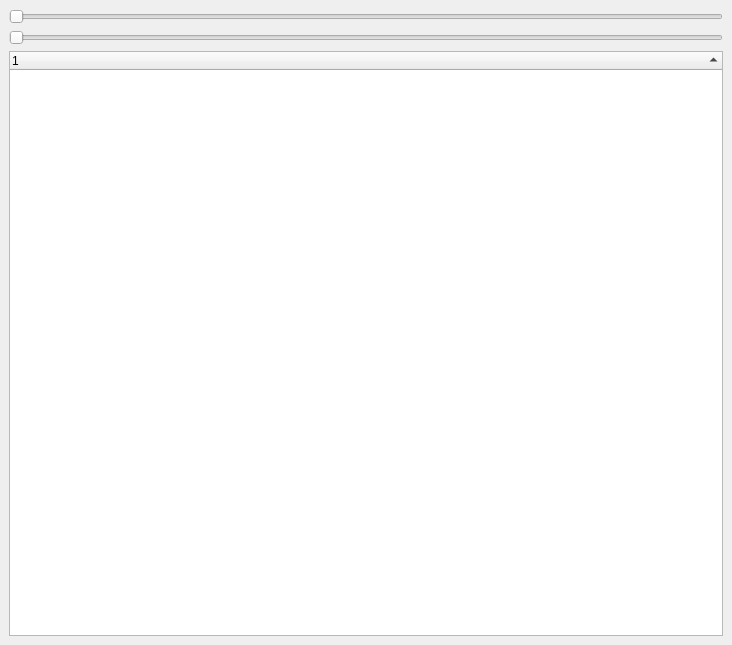
First picture: the form in PhyREC/GuiRecordView/PltControl.ui, repository aguimera/PyGFETdb, before the edit.
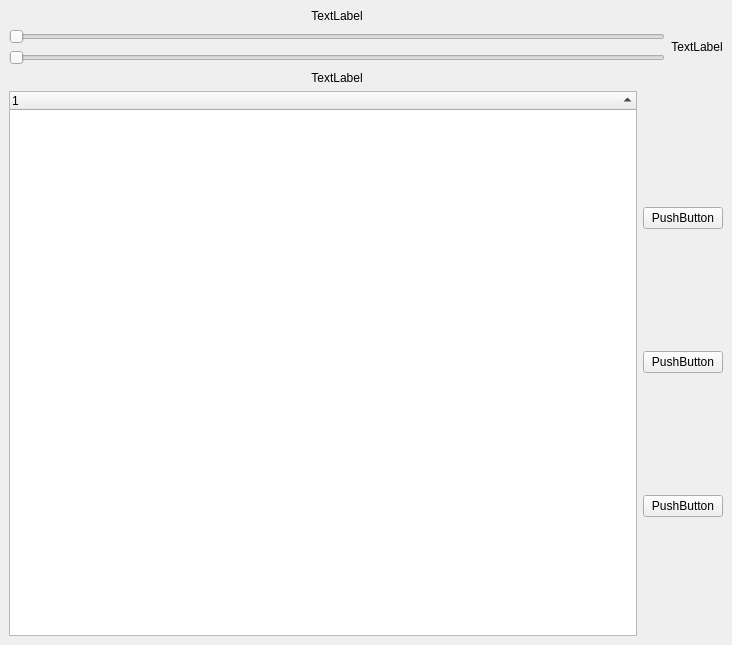
Second picture: the form after the edit.

Commit message: fix plotPSD for kwargs

```diff
--- a/PhyREC/GuiRecordView/PltControl.ui
+++ b/PhyREC/GuiRecordView/PltControl.ui
@@ -14,11 +14,18 @@
    <string>MainWindow</string>
   </property>
   <widget class="QWidget" name="centralwidget">
-   <layout class="QVBoxLayout" name="verticalLayout">
+   <layout class="QVBoxLayout" name="verticalLayout_3">
     <item>
-     <widget class="QSlider" name="SlideTStart">
-      <property name="orientation">
-       <enum>Qt::Horizontal</enum>
+     <layout class="QHBoxLayout" name="horizontalLayout_3">
+      <item>
+       <layout class="QVBoxLayout" name="verticalLayout_2">
+        <item>
+         <widget class="QLabel" name="label">
+          <property name="text">
+           <string>TextLabel</string>
+          </property>
+          <property name="alignment">
+           <set>Qt::AlignCenter</set>
       </property>
      </widget>
     </item>
@@ -30,6 +37,39 @@
      </widget>
     </item>
     <item>
+         <widget class="QSlider" name="SlideTStart">
+          <property name="orientation">
+           <enum>Qt::Horizontal</enum>
+          </property>
+         </widget>
+        </item>
+        <item>
+         <widget class="QLabel" name="label_2">
+          <property name="text">
+           <string>TextLabel</string>
+          </property>
+          <property name="alignment">
+           <set>Qt::AlignCenter</set>
+          </property>
+         </widget>
+        </item>
+       </layout>
+      </item>
+      <item>
+       <widget class="QLabel" name="label_3">
+        <property name="text">
+         <string>TextLabel</string>
+        </property>
+        <property name="alignment">
+         <set>Qt::AlignCenter</set>
+        </property>
+       </widget>
+      </item>
+     </layout>
+    </item>
+    <item>
+     <layout class="QHBoxLayout" name="horizontalLayout_2">
+      <item>
      <widget class="QTreeWidget" name="TreeCtr">
       <property name="sortingEnabled">
        <bool>true</bool>
@@ -40,6 +80,33 @@
        </property>
       </column>
      </widget>
+      </item>
+      <item>
+       <layout class="QVBoxLayout" name="verticalLayout">
+        <item>
+         <widget class="QPushButton" name="pushButton">
+          <property name="text">
+           <string>PushButton</string>
+          </property>
+         </widget>
+        </item>
+        <item>
+         <widget class="QPushButton" name="pushButton_2">
+          <property name="text">
+           <string>PushButton</string>
+          </property>
+         </widget>
+        </item>
+        <item>
+         <widget class="QPushButton" name="pushButton_3">
+          <property name="text">
+           <string>PushButton</string>
+          </property>
+         </widget>
+        </item>
+       </layout>
+      </item>
+     </layout>
     </item>
    </layout>
   </widget>
```
Lines whose indentation alone changed are shown as unchanged. The commit also changes 2 other files.
